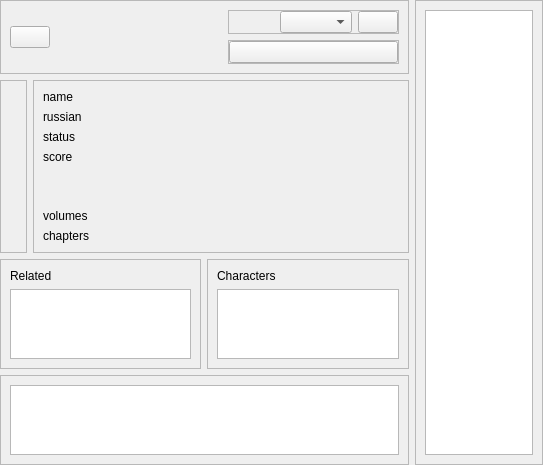
Above: data/ui/info.ui from brandonzorn/Nlight before the change. Below: the same form after it.
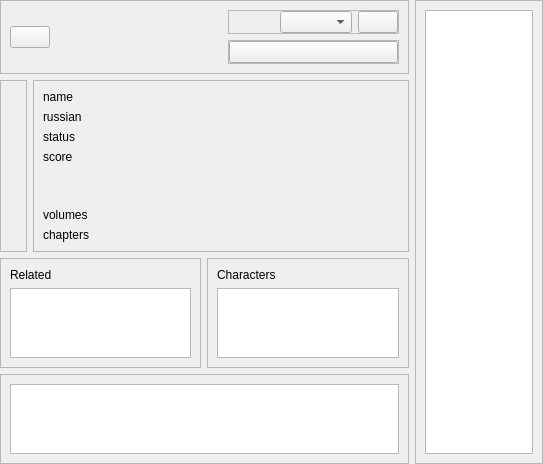
That is the form after the change. Icons and pictures are not drawn.

```diff
--- a/data/ui/info.ui
+++ b/data/ui/info.ui
@@ -7,7 +7,7 @@
     <x>0</x>
     <y>0</y>
     <width>543</width>
-    <height>465</height>
+    <height>464</height>
    </rect>
   </property>
   <property name="windowTitle">
```
Left out of the diff: 16 changed lines with no effect on the pictures.
